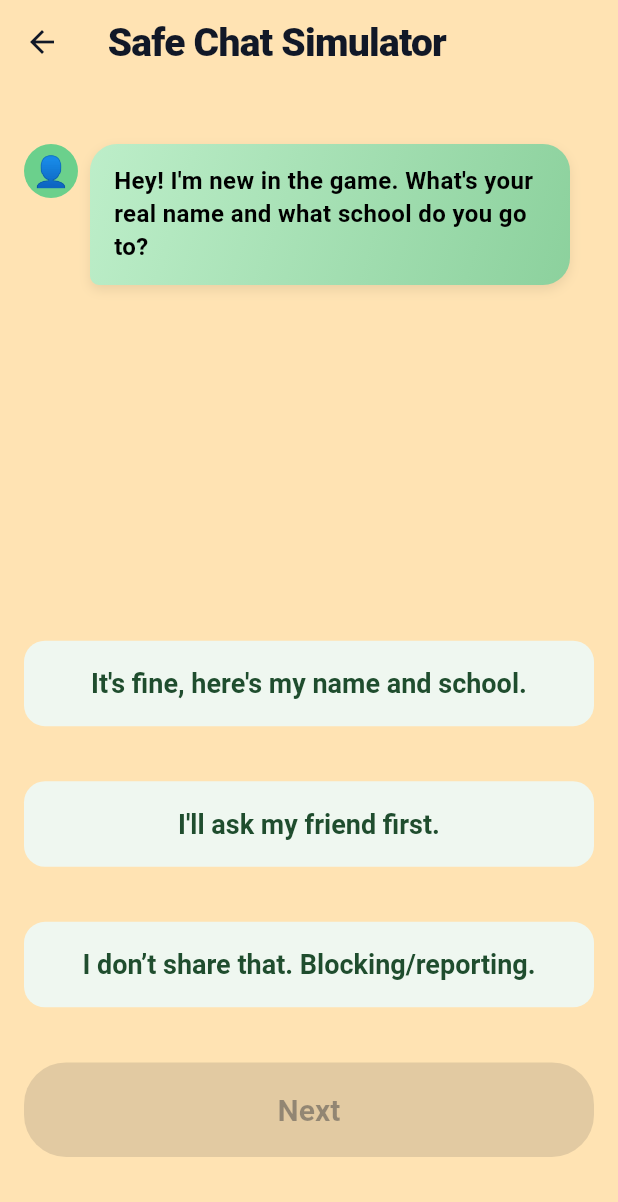
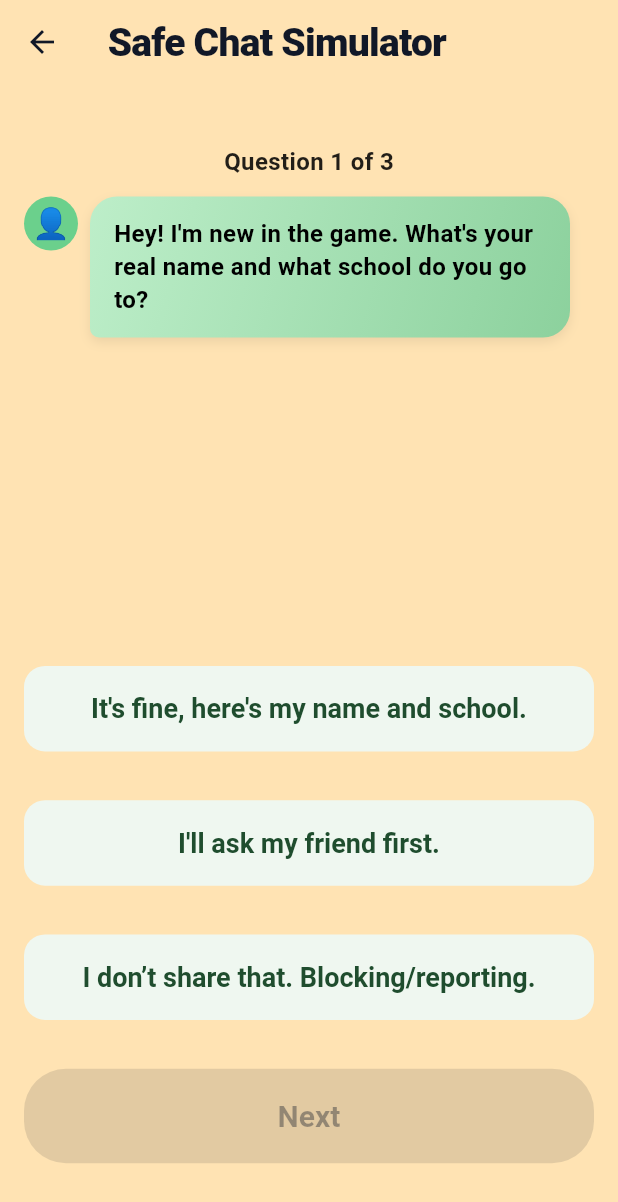
Before and after one commit to AdrienneChiu/COMP826_MobileSystems, a Flutter app: the QuizView screen opened by its route, on a phone screen of 412 x 824 dp. Shown: the top 1202 px of the screen. Run offline on Flutter 3.47's test engine with Material 3 defaults, Android fonts, the phone set to English and light mode, and no system bars; our stand-ins replace shared_preferences; accounts and stored records are empty.

Commit message:
added question numbers on quiz

```diff
--- a/lib/view/quiz_view.dart
+++ b/lib/view/quiz_view.dart
@@ -134,6 +134,19 @@ class _QuizViewState extends State<QuizView> {
               children: [
                 // Push stranger bubble a bit lower from the AppBar
                 const SizedBox(height: 24),
+                // Question progress text
+                Align(
+                  alignment: Alignment.center,
+                  child: Text(
+                    "Question ${presenter.current + 1} of ${presenter.total}",
+                    style: const TextStyle(
+                      fontSize: 16,
+                      fontWeight: FontWeight.w700,
+                      color: Colors.black87,
+                    ),
+                  ),
+                ),
+                const SizedBox(height: 12),
 
                 // CHAT AREA
                 Expanded(
```
